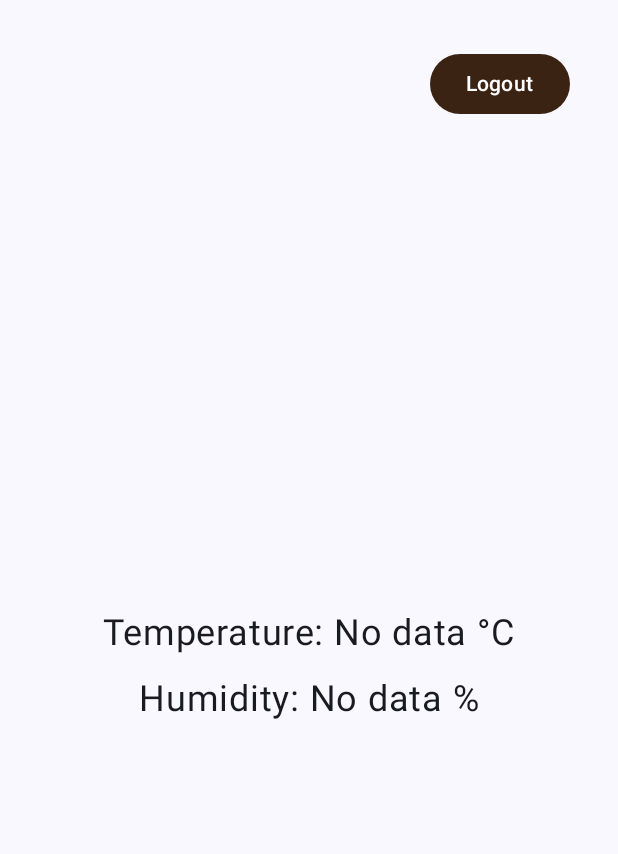
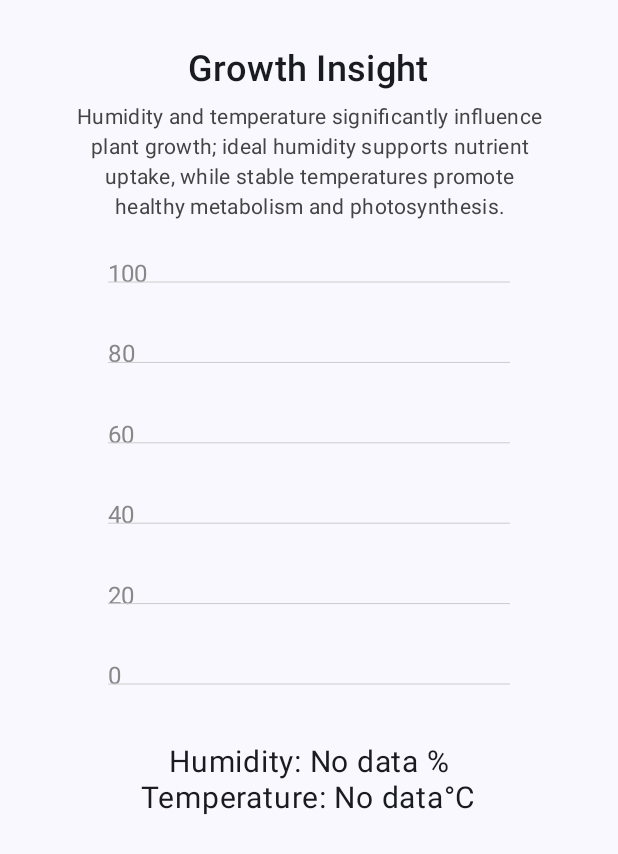
Before and after one commit to Ahmedradwancs/Virtual-Gardner, an Android app built with Jetpack Compose: the SmellDataScreen screen opened through its navigation route, on a phone screen of 412 x 824 dp. Shown: the top 854 px of the screen. Run offline under Robolectric (Android 15) with nearby library versions, the phone set to English and light mode, and no system bars; our stand-ins replace Firebase (no records; nobody signed in at launch, a user with empty details on screens opened directly).

Commit message:
GrowthInsightScreen and Smell Data graph

```diff
--- /dev/null
+++ b/app/src/main/java/com/example/virtualgardner/ui/screens/GrowthInsightScreen.kt
@@ -0,0 +1,181 @@
+package com.example.virtualgardner.ui.screens
+
+import androidx.compose.foundation.Canvas
+import androidx.compose.foundation.layout.*
+import androidx.compose.material3.MaterialTheme
+import androidx.compose.material3.Text
+import androidx.compose.runtime.*
+import androidx.compose.ui.Alignment
+import androidx.compose.ui.Modifier
+import androidx.compose.ui.graphics.Color
+import androidx.compose.ui.graphics.Path
+import androidx.compose.ui.graphics.drawscope.Stroke
+import androidx.compose.ui.graphics.nativeCanvas
+import androidx.compose.ui.unit.dp
+import androidx.compose.ui.unit.sp
+import kotlinx.coroutines.delay
+import java.text.SimpleDateFormat
+import java.util.*
+
+@Composable
+fun GrowthInsightScreen(humidity: String, temperature: String) {
+    // List to hold data points for the graph
+    var humidityDataPoints by remember { mutableStateOf(listOf<Float>()) }
+    var temperatureDataPoints by remember { mutableStateOf(listOf<Float>()) }
+    var timestamps by remember { mutableStateOf(listOf<String>()) }
+
+    // Convert received data to Float and update data points
+    val humidityValue = humidity.toFloatOrNull() ?: 0f
+    val temperatureValue = temperature.toFloatOrNull() ?: 0f
+
+    LaunchedEffect(humidityValue, temperatureValue) {
+        // Limit the number of points for smooth visualization, remove the oldest when reaching the limit
+        if (humidityDataPoints.size >= 20) {
+            humidityDataPoints = humidityDataPoints.drop(1)
+            temperatureDataPoints = temperatureDataPoints.drop(1)
+            timestamps = timestamps.drop(1)
+        }
+
+        humidityDataPoints = humidityDataPoints + humidityValue
+        temperatureDataPoints = temperatureDataPoints + temperatureValue
+    }
+
+    // Timer to update X-axis timestamps every 30 seconds
+    LaunchedEffect(Unit) {
+        while (true) {
+            delay(30000L) // 30 seconds delay
+            val currentTime = System.currentTimeMillis()
+            val formatter = SimpleDateFormat("HH:mm:ss", Locale.getDefault())
+            val formattedTime = formatter.format(Date(currentTime))
+
+            // Limit the number of timestamps to match the max data points
+            if (timestamps.size >= 20) {
+                timestamps = timestamps.drop(1)
+            }
+            timestamps = timestamps + formattedTime
+        }
+    }
+
+    Column(
+        modifier = Modifier
+            .fillMaxSize()
+            .padding(16.dp),
+        horizontalAlignment = Alignment.CenterHorizontally
+    ) {
+        // Title
+        Text(
+            text = "Growth Insight",
+            fontSize = 24.sp,
+            style = MaterialTheme.typography.titleMedium
+        )
+
+        Spacer(modifier = Modifier.height(8.dp))
+
+        // Description
+        Text(
+            text = "Humidity and temperature significantly influence plant growth; " +
+                    "ideal humidity supports nutrient uptake, while stable temperatures " +
+                    "promote healthy metabolism and photosynthesis.",
+            fontSize = 14.sp,
+            style = MaterialTheme.typography.bodyMedium,
+            color = Color.DarkGray,
+            modifier = Modifier.padding(horizontal = 16.dp),
+            textAlign = androidx.compose.ui.text.style.TextAlign.Center
+        )
+
+        Spacer(modifier = Modifier.height(24.dp))
+
+        // Real-time Graph Section
+        Box(
+            modifier = Modifier
+                .size(300.dp)
+                .padding(16.dp)
+        ) {
+            // Draw real-time graph with temperature and humidity data points
+            Canvas(modifier = Modifier.fillMaxSize()) {
+                val width = size.width
+                val height = size.height
+                val maxDataPoints = 20
+                val maxHumidity = 100f // Assuming humidity max value
+                val maxTemperature = 50f // Assuming temperature max value
+
+                // Draw Y-Axis labels and grid lines
+                for (i in 0..5) {
+                    val y = height - (i * height / 5)
+                    val label = (i * 20).toString()
+                    drawContext.canvas.nativeCanvas.drawText(label, 0f, y, android.graphics.Paint().apply {
+                        color = android.graphics.Color.GRAY
+                        textSize = 24f
+                    })
+
+                    // Draw horizontal grid line
+                    drawLine(
+                        color = Color.LightGray,
+                        start = androidx.compose.ui.geometry.Offset(0f, y),
+                        end = androidx.compose.ui.geometry.Offset(width, y),
+                        strokeWidth = 1f
+                    )
+                }
+
+                // Draw X-Axis labels for time
+                timestamps.forEachIndexed { index, time ->
+                    val x = index * (width / maxDataPoints)
+                    drawContext.canvas.nativeCanvas.drawText(
+                        time,
+                        x,
+                        height,
+                        android.graphics.Paint().apply {
+                            color = android.graphics.Color.GRAY
+                            textSize = 24f
+                        }
+                    )
+                }
+
+                // Scale data points to fit within the Canvas
+                val humidityPath = Path().apply {
+                    moveTo(0f, height - (humidityDataPoints.firstOrNull()?.let { it / maxHumidity * height } ?: 0f))
+                    humidityDataPoints.forEachIndexed { index, value ->
+                        val x = index * (width / maxDataPoints)
+                        val y = height - (value / maxHumidity * height)
+                        lineTo(x, y)
+                    }
+                }
+
+                val temperaturePath = Path().apply {
+                    moveTo(0f, height - (temperatureDataPoints.firstOrNull()?.let { it / maxTemperature * height } ?: 0f))
+                    temperatureDataPoints.forEachIndexed { index, value ->
+                        val x = index * (width / maxDataPoints)
+                        val y = height - (value / maxTemperature * height)
+                        lineTo(x, y)
+                    }
+                }
+
+                // Draw humidity line (light blue)
+                drawPath(
+                    path = humidityPath,
+                    color = Color.Cyan,
+                    style = Stroke(width = 4f)
+                )
+
+                // Draw temperature line (red)
+                drawPath(
+                    path = temperaturePath,
+                    color = Color.Red,
+                    style = Stroke(width = 4f)
+                )
+            }
+        }
+
+        Spacer(modifier = Modifier.height(24.dp))
+
+        // Display humidity and temperature readings
+        Text(
+            text = "Humidity: $humidity %",
+            fontSize = 20.sp,
+        )
+        Text(
+            text = "Temperature: $temperature°C",
+            fontSize = 20.sp,
+        )
+    }
+}
--- a/app/src/main/java/com/example/virtualgardner/ui/screens/SmellDataActivity.kt
+++ b/app/src/main/java/com/example/virtualgardner/ui/screens/SmellDataActivity.kt
@@ -25,6 +25,8 @@ import androidx.compose.ui.unit.dp
 import androidx.core.content.ContextCompat
 import com.example.virtualgardner.ui.components.LogoutButton
 import java.util.*
+import com.example.virtualgardner.ui.screens.GrowthInsightScreen
+
 import androidx.compose.ui.unit.sp
 
 
@@ -96,26 +98,12 @@ fun SmellDataScreen(onLogoutClick: () -> Unit) {
             .fillMaxSize()
             .padding(16.dp)
     ) {
-        // Wrapper Box for positioning LogoutButton
-        Box(
-            modifier = Modifier
-                .padding(16.dp)
-                .align(Alignment.TopEnd)
-        ) {
-            LogoutButton(onLogoutClick = onLogoutClick)
-        }
+        // Display GrowthInsightScreen with real-time data
+        GrowthInsightScreen(
+            humidity = humidityData,
+            temperature = temperatureData
+        )
 
-        // Display Temperature and Humidity readings
-        Column(
-            modifier = Modifier
-                .fillMaxSize()
-                .padding(top = 64.dp),
-            verticalArrangement = Arrangement.Center,
-            horizontalAlignment = Alignment.CenterHorizontally
-        ) {
-            Text(text = "Temperature: $temperatureData °C", fontSize = 24.sp, modifier = Modifier.padding(8.dp))
-            Text(text = "Humidity: $humidityData %", fontSize = 24.sp, modifier = Modifier.padding(8.dp))
-        }
     }
 }
 
```
